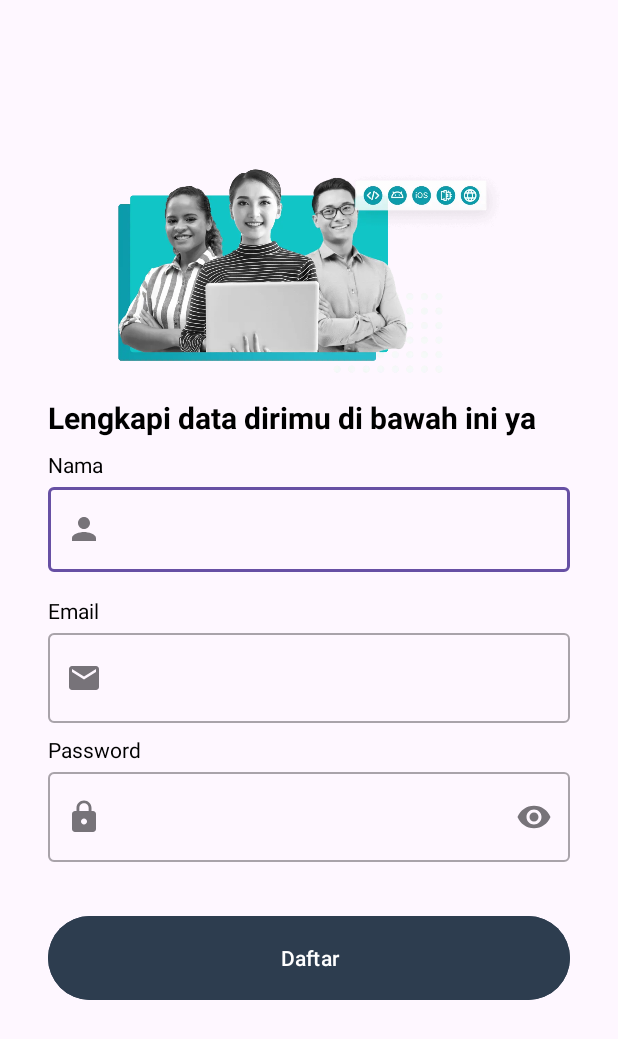
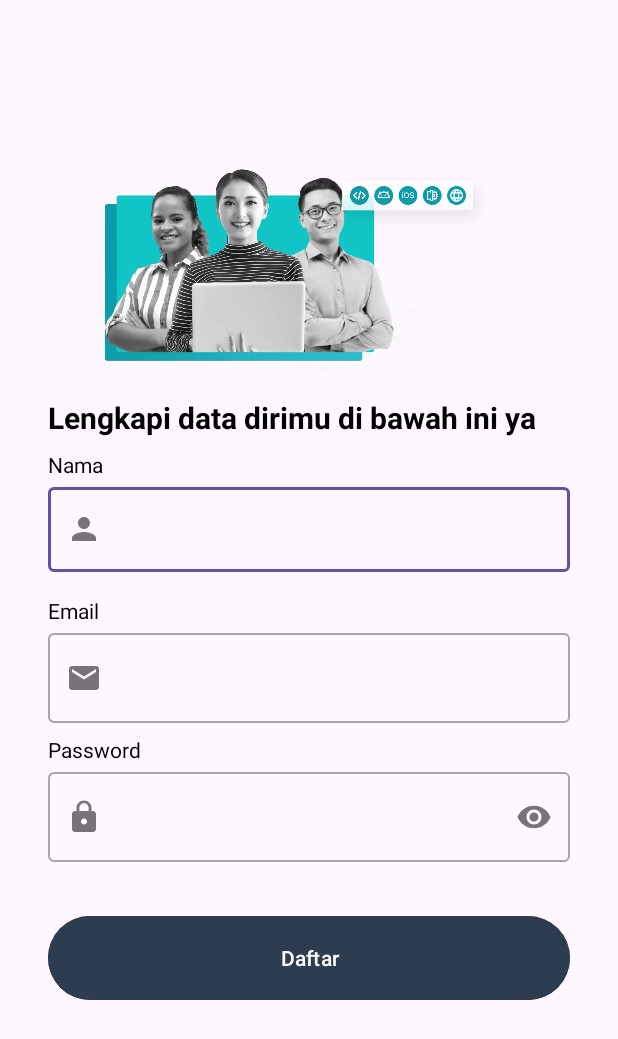
Before and after one commit to mizzcode/StoryApp, an Android app: the screen it shows after launch (SignupActivity), after a tap on "Daftar", on a phone screen of 412 x 824 dp. Shown: the top 1039 px of the screen. Run offline under Robolectric (Android 15) with nearby library versions, the phone set to English and light mode, and no system bars; pictures from the network do not load; 1 other tap on this screen came first.

Commit message:
feat: add upload image story and description

```diff
--- a/app/build.gradle.kts
+++ b/app/build.gradle.kts
@@ -49,7 +49,6 @@ dependencies {
     implementation("androidx.activity:activity-ktx:1.9.3")
     implementation("androidx.legacy:legacy-support-v4:1.0.0")
     implementation("androidx.fragment:fragment-ktx:1.8.5")
-    implementation("androidx.activity:activity:1.9.3")
     testImplementation("junit:junit:4.13.2")
     androidTestImplementation("androidx.test.ext:junit:1.2.1")
     androidTestImplementation("androidx.test.espresso:espresso-core:3.6.1")
--- a/app/src/main/java/com/dicoding/picodiploma/storyapp/data/UploadRepository.kt
+++ b/app/src/main/java/com/dicoding/picodiploma/storyapp/data/UploadRepository.kt
@@ -15,7 +15,7 @@ class UploadRepository private constructor(
     private val apiService: ApiService,
 ) {
 
-    fun uploadImage(imageFile: File, description: String) = liveData {
+    fun uploadImage(imageFile: File, description: String, token: String) = liveData {
         emit(Result.Loading)
         val requestBody = description.toRequestBody("text/plain".toMediaType())
         val requestImageFile = imageFile.asRequestBody("image/jpeg".toMediaType())
@@ -25,7 +25,7 @@ class UploadRepository private constructor(
             requestImageFile
         )
         try {
-            val successResponse = apiService.uploadImage(multipartBody, requestBody)
+            val successResponse = apiService.uploadImage(multipartBody, requestBody, "Bearer $token")
             emit(Result.Success(successResponse))
         } catch (e: HttpException) {
             val errorBody = e.response()?.errorBody()?.string()
--- a/app/src/main/java/com/dicoding/picodiploma/storyapp/data/api/ApiConfig.kt
+++ b/app/src/main/java/com/dicoding/picodiploma/storyapp/data/api/ApiConfig.kt
@@ -1,29 +1,20 @@
 package com.dicoding.picodiploma.storyapp.data.api
 
 import com.dicoding.picodiploma.storyapp.BuildConfig
-import okhttp3.Interceptor
 import okhttp3.OkHttpClient
 import okhttp3.logging.HttpLoggingInterceptor
 import retrofit2.Retrofit
 import retrofit2.converter.gson.GsonConverterFactory
 
 object ApiConfig {
-    fun getApiService(token: String): ApiService {
+    fun getApiService(): ApiService {
         val loggingInterceptor = if (BuildConfig.DEBUG) {
             HttpLoggingInterceptor().setLevel(HttpLoggingInterceptor.Level.BODY)
         } else {
             HttpLoggingInterceptor().setLevel(HttpLoggingInterceptor.Level.NONE)
         }
-        val authInterceptor = Interceptor { chain ->
-            val req = chain.request()
-            val requestHeaders = req.newBuilder()
-                .addHeader("Authorization", "Bearer $token")
-                .build()
-            chain.proceed(requestHeaders)
-        }
         val client = OkHttpClient.Builder()
             .addInterceptor(loggingInterceptor)
-            .addInterceptor(authInterceptor)
             .build()
         val retrofit = Retrofit.Builder()
             .baseUrl(BuildConfig.BASE_URL)
--- a/app/src/main/java/com/dicoding/picodiploma/storyapp/data/api/ApiService.kt
+++ b/app/src/main/java/com/dicoding/picodiploma/storyapp/data/api/ApiService.kt
@@ -10,6 +10,7 @@ interface ApiService {
     suspend fun uploadImage(
         @Part file: MultipartBody.Part,
         @Part("description") description: RequestBody,
+        @Header("Authorization") token: String
     ): FileUploadResponse
 
     @FormUrlEncoded
@@ -28,10 +29,13 @@ interface ApiService {
     ) : LoginResponse
 
     @GET("stories")
-    suspend fun getStories(): StoryResponse
+    suspend fun getStories(
+        @Header("Authorization") token: String,
+    ): StoryResponse
 
     @GET("stories/{id}")
     suspend fun getDetailStory(
-        @Path("id") id: String
+        @Path("id") id: String,
+        @Header("Authorization") token: String,
     ): DetailStoryResponse
 }
--- a/app/src/main/java/com/dicoding/picodiploma/storyapp/di/Injection.kt
+++ b/app/src/main/java/com/dicoding/picodiploma/storyapp/di/Injection.kt
@@ -4,25 +4,18 @@ import android.content.Context
 import com.dicoding.picodiploma.storyapp.data.UploadRepository
 import com.dicoding.picodiploma.storyapp.data.UserRepository
 import com.dicoding.picodiploma.storyapp.data.api.ApiConfig
-import com.dicoding.picodiploma.storyapp.data.api.ApiService
 import com.dicoding.picodiploma.storyapp.data.pref.UserPreference
 import com.dicoding.picodiploma.storyapp.data.pref.dataStore
-import kotlinx.coroutines.flow.first
-import kotlinx.coroutines.runBlocking
 
 object Injection {
-    private fun provideApiService(context: Context): ApiService {
+    fun provideUserRepository(context: Context): UserRepository {
         val pref = UserPreference.getInstance(context.dataStore)
-        val user = runBlocking { pref.getSession().first() }
-        return ApiConfig.getApiService(user.token)
+        val apiService = ApiConfig.getApiService()
+        return UserRepository.getInstance(pref, apiService)
     }
 
-    fun provideUserRepository(context: Context): UserRepository {
-        val pref = UserPreference.getInstance(context.dataStore)
-        return UserRepository.getInstance(pref, provideApiService(context))
-    }
-
-    fun provideUploadRepository(context: Context): UploadRepository {
-        return UploadRepository.getInstance(provideApiService(context))
+    fun provideUploadRepository(): UploadRepository {
+        val apiService = ApiConfig.getApiService()
+        return UploadRepository.getInstance(apiService)
     }
 }
--- a/app/src/main/java/com/dicoding/picodiploma/storyapp/view/ViewModelFactory.kt
+++ b/app/src/main/java/com/dicoding/picodiploma/storyapp/view/ViewModelFactory.kt
@@ -47,7 +47,7 @@ class ViewModelFactory(
         fun getInstance(context: Context): ViewModelFactory {
             return INSTANCE ?: synchronized(this) {
                 val userRepository = Injection.provideUserRepository(context)
-                val uploadRepository = Injection.provideUploadRepository(context)
+                val uploadRepository = Injection.provideUploadRepository()
                 ViewModelFactory(userRepository, uploadRepository).also {
                     INSTANCE = it
                 }
--- a/app/src/main/java/com/dicoding/picodiploma/storyapp/view/detail/DetailActivity.kt
+++ b/app/src/main/java/com/dicoding/picodiploma/storyapp/view/detail/DetailActivity.kt
@@ -51,8 +51,10 @@ class DetailActivity : AppCompatActivity() {
 
         val id = intent.getStringExtra(EXTRA_ID)
 
+        viewModel.getSession().observe(this) {session ->
+            if (session.token.isNotEmpty()) {
                 if (id != null) {
-            viewModel.getDetailStory(id).observe(this) {result ->
+                    viewModel.getDetailStory(id, session.token).observe(this) {result ->
                         if (result != null) {
                             when (result) {
                                 is Result.Error -> {
@@ -103,6 +105,8 @@ class DetailActivity : AppCompatActivity() {
                     }
                 }
             }
+        }
+    }
 
     override fun onOptionsItemSelected(item: MenuItem): Boolean {
         return when (item.itemId) {
--- a/app/src/main/java/com/dicoding/picodiploma/storyapp/view/login/LoginViewModel.kt
+++ b/app/src/main/java/com/dicoding/picodiploma/storyapp/view/login/LoginViewModel.kt
@@ -13,7 +13,5 @@ class LoginViewModel(private val repository: UserRepository) : ViewModel() {
         }
     }
 
-
-
     fun login(email: String, password: String) = repository.login(email, password)
 }
--- a/app/src/main/java/com/dicoding/picodiploma/storyapp/view/main/MainViewModel.kt
+++ b/app/src/main/java/com/dicoding/picodiploma/storyapp/view/main/MainViewModel.kt
@@ -18,5 +18,4 @@ class MainViewModel(private val repository: UserRepository) : ViewModel() {
             repository.logout()
         }
     }
-
 }
--- a/app/src/main/java/com/dicoding/picodiploma/storyapp/view/signup/SignupActivity.kt
+++ b/app/src/main/java/com/dicoding/picodiploma/storyapp/view/signup/SignupActivity.kt
@@ -1,5 +1,7 @@
 package com.dicoding.picodiploma.storyapp.view.signup
 
+import android.animation.AnimatorSet
+import android.animation.ObjectAnimator
 import android.os.Build
 import android.os.Bundle
 import android.view.View
@@ -26,6 +28,7 @@ class SignupActivity : AppCompatActivity() {
 
         setupView()
         setupAction()
+        playAnimation()
     }
 
     private fun setupView() {
@@ -78,6 +81,32 @@ class SignupActivity : AppCompatActivity() {
         }
     }
 
+    private fun playAnimation() {
+        ObjectAnimator.ofFloat(binding.imageView, View.TRANSLATION_X, -30f, 30f).apply {
+            duration = 6000
+            repeatCount = ObjectAnimator.INFINITE
+            repeatMode = ObjectAnimator.REVERSE
+        }.start()
+
+        val title = ObjectAnimator.ofFloat(binding.titleTextView, View.ALPHA, 1f).setDuration(100)
+        val nameTextView = ObjectAnimator.ofFloat(binding.nameTextView, View.ALPHA, 1f).setDuration(100)
+        val nameEditText = ObjectAnimator.ofFloat(binding.nameEditTextLayout, View.ALPHA, 1f).setDuration(100)
+        val emailText = ObjectAnimator.ofFloat(binding.emailTextView, View.ALPHA, 1f).setDuration(100)
+        val emailEditText = ObjectAnimator.ofFloat(binding.emailEditTextLayout, View.ALPHA, 1f).setDuration(100)
+        val passwordText = ObjectAnimator.ofFloat(binding.passwordTextView, View.ALPHA, 1f).setDuration(100)
+        val passwordEditText = ObjectAnimator.ofFloat(binding.passwordEditTextLayout, View.ALPHA, 1f).setDuration(100)
+        val signup = ObjectAnimator.ofFloat(binding.signupButton, View.ALPHA, 1f).setDuration(100)
+
+        val together = AnimatorSet().apply {
+            playTogether(signup)
+        }
+
+        AnimatorSet().apply {
+            playSequentially(title, nameTextView, nameTextView, nameEditText, emailText, emailEditText, passwordText, passwordEditText, together)
+            start()
+        }
+    }
+
     private fun showLoading(isLoading: Boolean) {
         binding.progessBar.visibility = if (isLoading) View.VISIBLE else View.GONE
     }
--- a/app/src/main/java/com/dicoding/picodiploma/storyapp/view/story/AddStoryActivity.kt
+++ b/app/src/main/java/com/dicoding/picodiploma/storyapp/view/story/AddStoryActivity.kt
@@ -134,7 +134,9 @@ class AddStoryActivity : AppCompatActivity() {
                 return
             }
 
-            viewModel.uploadImage(imageFile, description).observe(this) { result ->
+            viewModel.getSession().observe(this) {session ->
+                if (session.token.isNotEmpty()) {
+                    viewModel.uploadImage(imageFile, description, session.token).observe(this) { result ->
                         if (result != null) {
                             when (result) {
                                 is Result.Error -> {
@@ -154,6 +156,8 @@ class AddStoryActivity : AppCompatActivity() {
                             }
                         }
                     }
+                }
+            }
         } ?: showToast(getString(R.string.empty_image_warning))
     }
 
--- a/app/src/main/java/com/dicoding/picodiploma/storyapp/view/story/StoryFragment.kt
+++ b/app/src/main/java/com/dicoding/picodiploma/storyapp/view/story/StoryFragment.kt
@@ -35,9 +35,10 @@ class StoryFragment : Fragment() {
     override fun onViewCreated(view: View, savedInstanceState: Bundle?) {
         super.onViewCreated(view, savedInstanceState)
 
+
         viewModel.getSession().observe(viewLifecycleOwner) { session ->
             if (session.token.isNotEmpty()) {
-                viewModel.getStories().observe(viewLifecycleOwner) { result ->
+                viewModel.getStories(session.token).observe(viewLifecycleOwner) { result ->
                     when (result) {
                         is Result.Loading -> {
                             binding.progressBar.visibility = View.VISIBLE
--- a/app/src/main/java/com/dicoding/picodiploma/storyapp/view/story/StoryViewModel.kt
+++ b/app/src/main/java/com/dicoding/picodiploma/storyapp/view/story/StoryViewModel.kt
@@ -15,7 +15,7 @@ class StoryViewModel(private val userRepository: UserRepository, private val upl
     fun getSession(): LiveData<UserModel> {
         return userRepository.getSession().asLiveData()
     }
-    fun getStories() = userRepository.getStories()
+    fun getStories(token: String) = userRepository.getStories(token)
 
-    fun uploadImage(file: File, description: String) = uploadRepository.uploadImage(file, description)
+    fun uploadImage(file: File, description: String, token: String) = uploadRepository.uploadImage(file, description, token)
 }
--- a/app/src/main/java/com/dicoding/picodiploma/storyapp/view/welcome/WelcomeActivity.kt
+++ b/app/src/main/java/com/dicoding/picodiploma/storyapp/view/welcome/WelcomeActivity.kt
@@ -1,8 +1,11 @@
 package com.dicoding.picodiploma.storyapp.view.welcome
 
+import android.animation.AnimatorSet
+import android.animation.ObjectAnimator
 import android.content.Intent
 import android.os.Build
 import android.os.Bundle
+import android.view.View
 import android.view.WindowInsets
 import android.view.WindowManager
 import androidx.appcompat.app.AppCompatActivity
@@ -20,6 +23,7 @@ class WelcomeActivity : AppCompatActivity() {
 
         setupView()
         setupAction()
+        playAnimation()
     }
 
     private fun setupView() {
@@ -44,4 +48,26 @@ class WelcomeActivity : AppCompatActivity() {
             startActivity(Intent(this, SignupActivity::class.java))
         }
     }
+
+    private fun playAnimation() {
+        ObjectAnimator.ofFloat(binding.imageView, View.TRANSLATION_X, -30f, 30f).apply {
+            duration = 6000
+            repeatCount = ObjectAnimator.INFINITE
+            repeatMode = ObjectAnimator.REVERSE
+        }.start()
+
+        val login = ObjectAnimator.ofFloat(binding.loginButton, View.ALPHA, 1f).setDuration(100)
+        val signup = ObjectAnimator.ofFloat(binding.signupButton, View.ALPHA, 1f).setDuration(100)
+        val title = ObjectAnimator.ofFloat(binding.titleTextView, View.ALPHA, 1f).setDuration(100)
+        val desc = ObjectAnimator.ofFloat(binding.descTextView, View.ALPHA, 1f).setDuration(100)
+
+        val together = AnimatorSet().apply {
+            playTogether(login, signup)
+        }
+
+        AnimatorSet().apply {
+            playSequentially(title, desc, together)
+            start()
+        }
+    }
 }
```
Also changed, not shown: app/src/main/java/com/dicoding/picodiploma/storyapp/data/UserRepository.kt (+4 -4 lines), app/src/main/java/com/dicoding/picodiploma/storyapp/view/detail/DetailViewModel.kt (+8 -1 lines), app/src/main/java/com/dicoding/picodiploma/storyapp/view/login/LoginActivity.kt (+29 -0 lines), app/src/main/res/layout/activity_welcome.xml (+9 -0 lines). Lines whose indentation alone changed are shown as unchanged.
